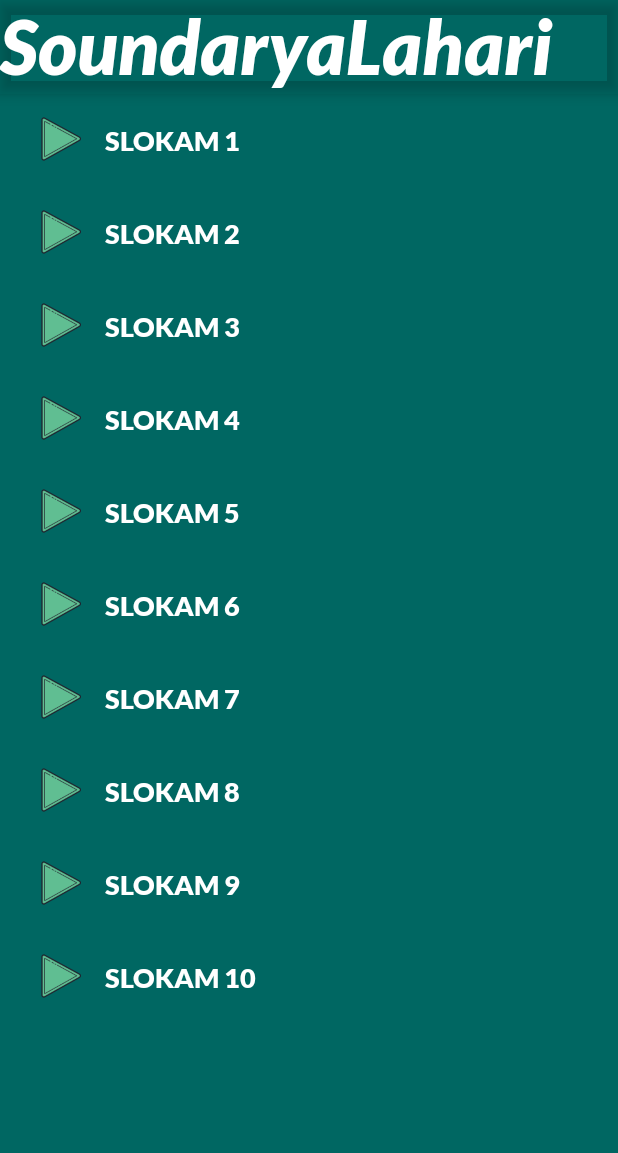
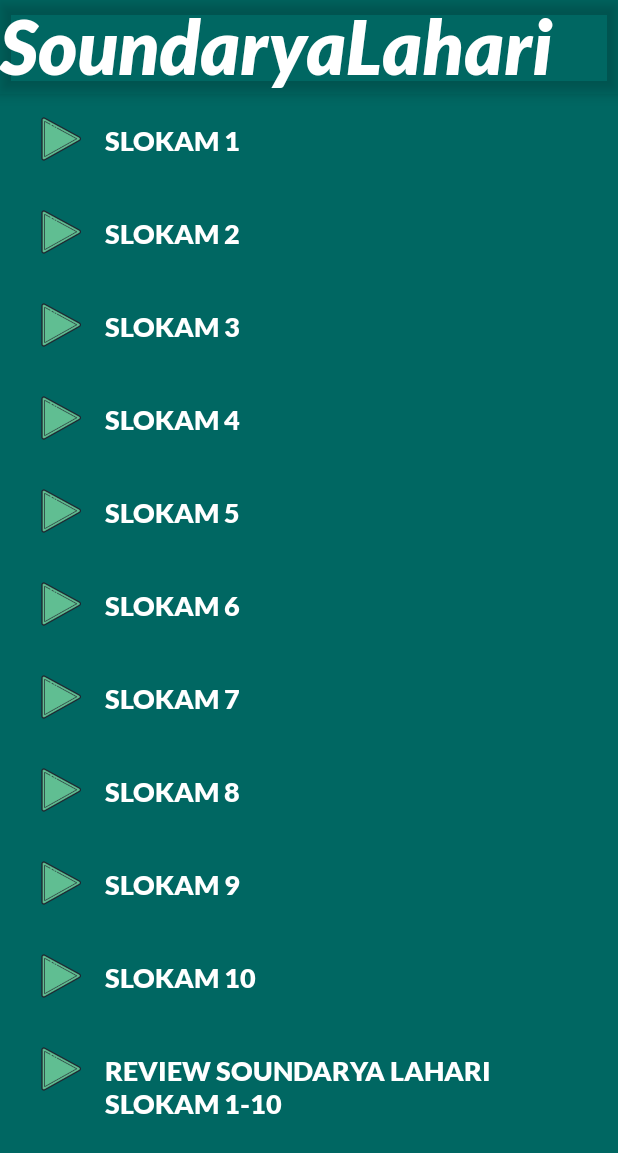
Before and after one commit to keerthi165/MusicPlayer, an Android app: the screen it shows after launch (MainActivity), after a tap on "SLOKAM 1-10", on a phone screen of 412 x 824 dp. Shown: the top 1153 px of the screen. Run offline under Robolectric (Android 15) with nearby library versions, the phone set to English and light mode, and no system bars; our stand-ins replace data binding.

Commit message:
review added

```diff
--- a/app/src/main/java/com/example/soundaryalahari/PlayerActivity.java
+++ b/app/src/main/java/com/example/soundaryalahari/PlayerActivity.java
@@ -170,12 +170,13 @@ public class PlayerActivity extends AppCompatActivity {
     @Override
     protected void onResume(){
         super.onResume();
+        playerBinding.playPause.setImageResource(R.drawable.pause);
         mediaPlayer.start();
     }
     @Override
     protected void onPause(){
         super.onPause();
-        mediaPlayer.stop();
+        mediaPlayer.pause();
     }
 
     @Override
--- a/app/src/main/java/com/example/soundaryalahari/SongsFragment.java
+++ b/app/src/main/java/com/example/soundaryalahari/SongsFragment.java
@@ -55,6 +55,8 @@ public class SongsFragment extends Fragment {
         for (int i = 1; i <= 100; i++) {
                slokams.add("soundarya_lahari_" + i);
                if (i % 10 == 0) {
+                   int s = i-9;
+                   slokams.add("soundaryalahari"+s+"_"+i);
                    songs.add(slokams);
                    slokams = new ArrayList<String>();
                }
@@ -67,6 +69,8 @@ public class SongsFragment extends Fragment {
         for(int i=1;i<=100;i++){
             slokam_titles.add("SLOKAM " + i);
             if(i%10==0){
+                int s = i-9;
+                slokam_titles.add("REVIEW SOUNDARYA LAHARI SLOKAM "+s+"-"+i);
                 titles.add(slokam_titles);
                 slokam_titles = new ArrayList<>();
             }
```
